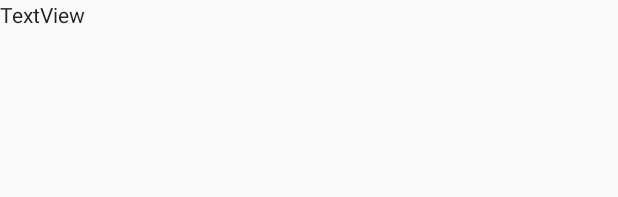
After one commit to YeonHL/Android_kotlin_based_android, an Android app built with Jetpack Compose: the layout text_view.xml on its own in the app's theme, with its tools: preview values and no code run, on a phone screen of 412 x 824 dp. The commit adds this screen. Shown: the top 197 px of the screen. Run offline under Robolectric (Android 15) with nearby library versions, the phone set to English and light mode, and no system bars.

Commit message:
feat(widget): Add textview

```diff
--- a/Part1/Widget/app/build.gradle
+++ b/Part1/Widget/app/build.gradle
@@ -6,6 +6,10 @@ plugins {
 android {
     namespace 'com.yeonholee.widget'
     compileSdk 33
+
+    viewBinding {
+        enabled = true
+    }
 
     defaultConfig {
         applicationId "com.yeonholee.widget"
--- /dev/null
+++ b/Part1/Widget/app/src/main/res/layout/text_view.xml
@@ -0,0 +1,13 @@
+<?xml version="1.0" encoding="utf-8"?>
+<LinearLayout xmlns:android="http://schemas.android.com/apk/res/android"
+    android:orientation="vertical"
+    android:layout_width="match_parent"
+    android:layout_height="match_parent">
+
+    <TextView
+        android:id="@+id/text1"
+        android:layout_width="match_parent"
+        android:layout_height="wrap_content"
+        android:text="TextView"
+        android:textAppearance="@android:style/TextAppearance.Material.Body1" />
+</LinearLayout>
```
Also changed, not shown: Part1/Widget/app/src/main/java/com/yeonholee/widget/MainActivity.kt (+12 -36 lines).
